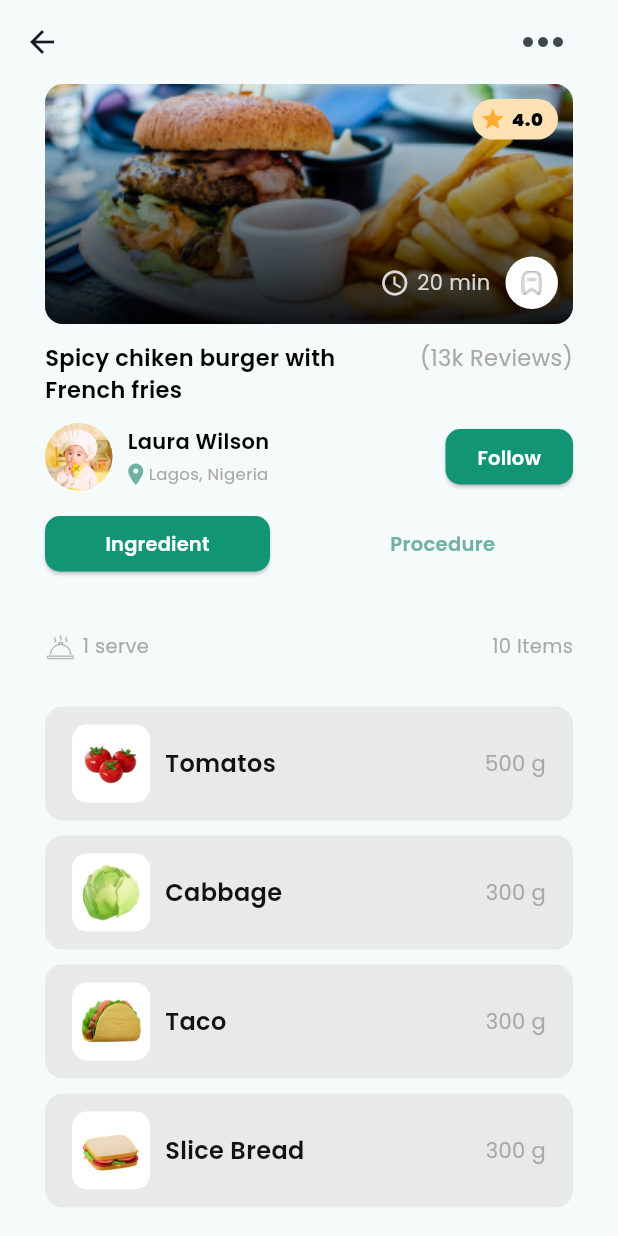
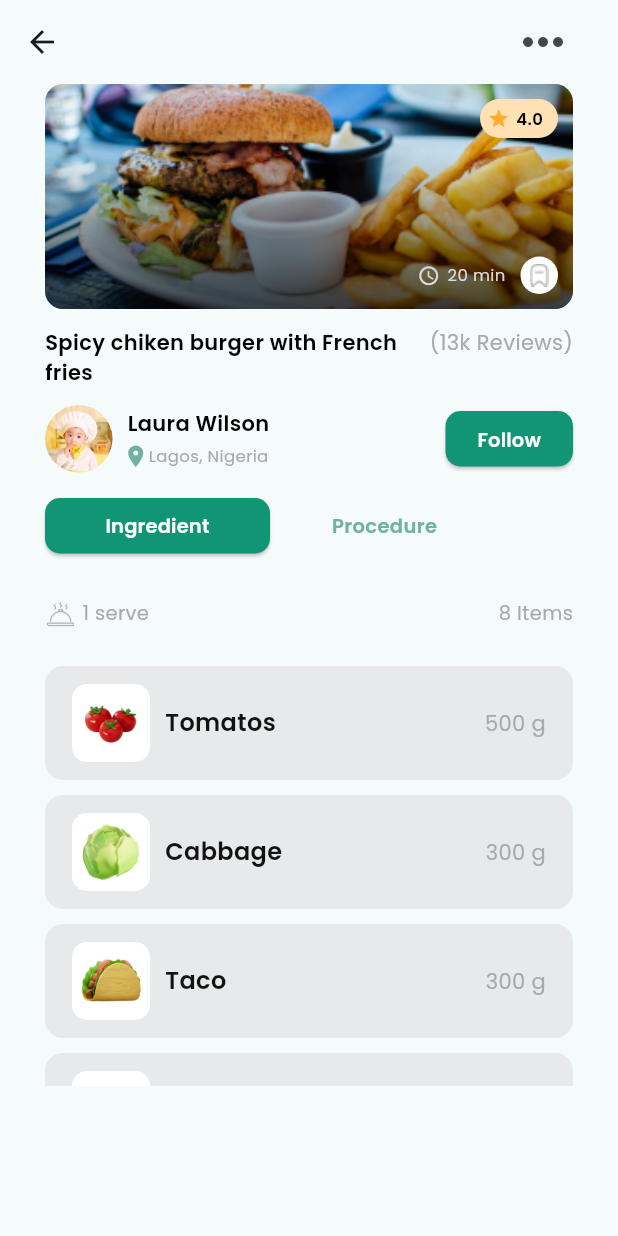
Before and after one commit to Manufacturer1/recipee_app, a Flutter app: the RecipeDetailsPage screen opened directly, on a phone screen of 412 x 824 dp. Run offline on Flutter 3.47's test engine with Material 3 defaults, Android fonts, the phone set to English and light mode, and no system bars; our stand-ins replace flutter_svg, google_fonts.

Commit message:
fix: made some final adjustments

```diff
--- a/lib/data/mockData/ingredient_list.dart
+++ b/lib/data/mockData/ingredient_list.dart
@@ -21,4 +21,24 @@ final List<Ingredient> ingredients = [
     ingredientName: "Slice Bread",
     quantity: "300",
   ),
+  Ingredient(
+    imageName: "assets/tomatoes.png",
+    ingredientName: "Tomatos",
+    quantity: "500",
+  ),
+  Ingredient(
+    imageName: "assets/cabage.png",
+    ingredientName: "Cabbage",
+    quantity: "300",
+  ),
+  Ingredient(
+    imageName: "assets/taco.png",
+    ingredientName: "Taco",
+    quantity: "300",
+  ),
+  Ingredient(
+    imageName: "assets/slice_bread.png",
+    ingredientName: "Slice Bread",
+    quantity: "300",
+  ),
 ];
--- a/lib/views/pages/recipe_details_page.dart
+++ b/lib/views/pages/recipe_details_page.dart
@@ -36,17 +36,17 @@ class RecipeDetailsPage extends StatelessWidget {
                       style: GoogleFonts.poppins(
                         color: Colors.black,
                         fontWeight: FontWeight.w600,
-                        fontSize: 15,
+                        fontSize: 14,
                       ),
                     ),
                   ),
-
+                  SizedBox(width: 3),
                   Text(
                     "(13k Reviews)",
                     style: TextStyle(
                       color: Color(0xffA9A9A9),
                       fontWeight: FontWeight.w400,
-                      fontSize: 15,
+                      fontSize: 14,
                     ),
                   ),
                 ],
--- a/lib/widgets/bookmark_button.dart
+++ b/lib/widgets/bookmark_button.dart
@@ -15,8 +15,8 @@ class _BookmarkButtonState extends State<BookmarkButton> {
     return GestureDetector(
       onTap: widget.onTap,
       child: Container(
-        width: 35,
-        height: 35,
+        width: 25,
+        height: 25,
         decoration: BoxDecoration(
           color: Colors.white,
           borderRadius: BorderRadius.circular(20),
@@ -24,8 +24,8 @@ class _BookmarkButtonState extends State<BookmarkButton> {
         child: Center(
           child: Image.asset(
             "assets/Union.png",
-            width: 16,
-            height: 16,
+            width: 15,
+            height: 15,
             fit: BoxFit.contain,
             color: widget.isBookmarked ? Color(0xff71B1A1) : Color(0xffA9A9A9),
           ),
--- a/lib/widgets/hero.dart
+++ b/lib/widgets/hero.dart
@@ -24,22 +24,22 @@ class _HeroWidgetState extends State<HeroWidget> {
               "assets/hero.png",
               fit: BoxFit.cover,
               width: double.infinity,
-              height: 160,
+              height: 150,
             ),
             Container(
               width: double.infinity,
-              height: 160,
+              height: 150,
               decoration: const BoxDecoration(
                 gradient: LinearGradient(
                   begin: Alignment.topCenter,
                   end: Alignment.bottomCenter,
-                  colors: [Colors.transparent, Color.fromRGBO(0, 0, 0, 0.9)],
-                  stops: [0.1, 1.0],
+                  colors: [Colors.transparent, Color.fromRGBO(0, 0, 0, 0.7)],
+                  stops: [0.3, 1.0],
                 ),
               ),
             ),
             SizedBox(
-              height: 160,
+              height: 150,
               child: Padding(
                 padding: const EdgeInsets.all(10.0),
                 child: Column(
@@ -53,14 +53,14 @@ class _HeroWidgetState extends State<HeroWidget> {
                         Icon(
                           Icons.access_time,
                           color: Color(0xffD9D9D9),
-                          size: 20,
+                          size: 15,
                         ),
                         SizedBox(width: 5),
                         Text(
                           "20 min",
                           style: TextStyle(
                             color: Color(0xffD9D9D9),
-                            fontSize: 14,
+                            fontSize: 11,
                           ),
                         ),
                         SizedBox(width: 10),
--- a/lib/widgets/ingredient_card_wrapper.dart
+++ b/lib/widgets/ingredient_card_wrapper.dart
@@ -8,6 +8,7 @@ class IngredientCardWrapper extends StatelessWidget {
 
   @override
   Widget build(BuildContext context) {
+    double ingredients_height = MediaQuery.of(context).size.height;
     return Padding(
       padding: EdgeInsets.symmetric(horizontal: 30, vertical: 0),
       child: Column(
@@ -40,7 +41,7 @@ class IngredientCardWrapper extends StatelessWidget {
                 ],
               ),
               Text(
-                "10 Items",
+                "${ingredients.length} Items",
                 style: TextStyle(
                   color: Color(0xffA9A9A9),
                   fontSize: 13,
@@ -49,9 +50,11 @@ class IngredientCardWrapper extends StatelessWidget {
               ),
             ],
           ),
-          SizedBox(height: 30),
+          SizedBox(height: 25),
           SizedBox(
-            height: 380, // or MediaQuery.of(context).size.height * 0.4
+            height:
+                ingredients_height *
+                0.34, // or MediaQuery.of(context).size.height * 0.4
             child: SingleChildScrollView(
               child: Column(
                 children: [
--- a/lib/widgets/procedure_section.dart
+++ b/lib/widgets/procedure_section.dart
@@ -6,8 +6,9 @@ class ProcedureSection extends StatelessWidget {
 
   @override
   Widget build(BuildContext context) {
+    double margin = MediaQuery.of(context).size.width;
     return Padding(
-      padding: EdgeInsets.only(left: 30, right: 30, top: 5, bottom: 40),
+      padding: EdgeInsets.only(left: 30, right: 30, top: 5, bottom: 30),
       child: Row(
         children: [
           CustomElevatedButton(
@@ -18,7 +19,7 @@ class ProcedureSection extends StatelessWidget {
             yPadding: 8,
             fontSize: 13,
           ),
-          SizedBox(width: 80),
+          SizedBox(width: margin * 0.1),
           Text(
             "Procedure",
             style: TextStyle(
--- a/lib/widgets/rating_badge.dart
+++ b/lib/widgets/rating_badge.dart
@@ -15,13 +15,13 @@ class RatingBadge extends StatelessWidget {
       child: Row(
         mainAxisSize: MainAxisSize.min,
         children: [
-          Icon(Icons.star, color: Color(0xffFFAD30), size: 17),
+          Icon(Icons.star, color: Color(0xffFFAD30), size: 15),
           const SizedBox(width: 4),
           Text(
             rating.toString(),
             style: TextStyle(
-              fontSize: 12,
-              fontWeight: FontWeight.w900,
+              fontSize: 11,
+              fontWeight: FontWeight.w600,
               color: Color(0xff000000),
             ),
           ),
```
